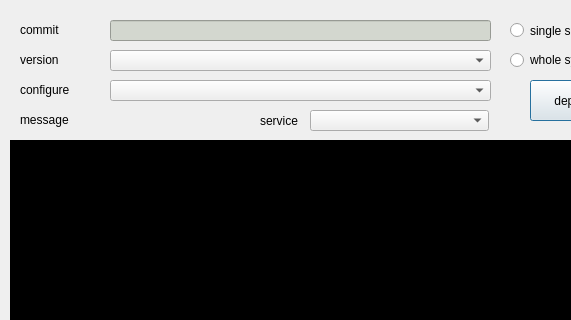
Above: deploy_op.ui from awe-system/release_tool before the change; both pictures show x 0 to 571 and y 0 to 320 of the 655 by 654 pixel window. Below: the same form after it.
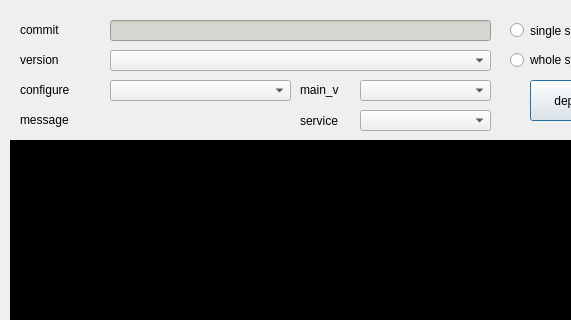
That is the form after the change.

Patch:
```diff
--- a/deploy_op.ui
+++ b/deploy_op.ui
@@ -132,7 +132,7 @@
     <rect>
      <x>110</x>
      <y>80</y>
-     <width>381</width>
+     <width>181</width>
      <height>21</height>
     </rect>
    </property>
@@ -181,9 +181,9 @@
    <widget class="QLabel" name="label_7">
     <property name="geometry">
      <rect>
-      <x>0</x>
+      <x>40</x>
       <y>0</y>
-      <width>61</width>
+      <width>51</width>
       <height>21</height>
      </rect>
     </property>
@@ -194,9 +194,9 @@
    <widget class="QComboBox" name="service">
     <property name="geometry">
      <rect>
-      <x>50</x>
+      <x>100</x>
       <y>0</y>
-      <width>179</width>
+      <width>131</width>
       <height>21</height>
      </rect>
     </property>
@@ -219,6 +219,29 @@
     <bool>true</bool>
    </property>
   </widget>
+  <widget class="QLabel" name="label_8">
+   <property name="geometry">
+    <rect>
+     <x>300</x>
+     <y>80</y>
+     <width>61</width>
+     <height>20</height>
+    </rect>
+   </property>
+   <property name="text">
+    <string>main_v</string>
+   </property>
+  </widget>
+  <widget class="QComboBox" name="main_version">
+   <property name="geometry">
+    <rect>
+     <x>360</x>
+     <y>80</y>
+     <width>131</width>
+     <height>21</height>
+    </rect>
+   </property>
+  </widget>
  </widget>
  <resources/>
  <connections/>
```
